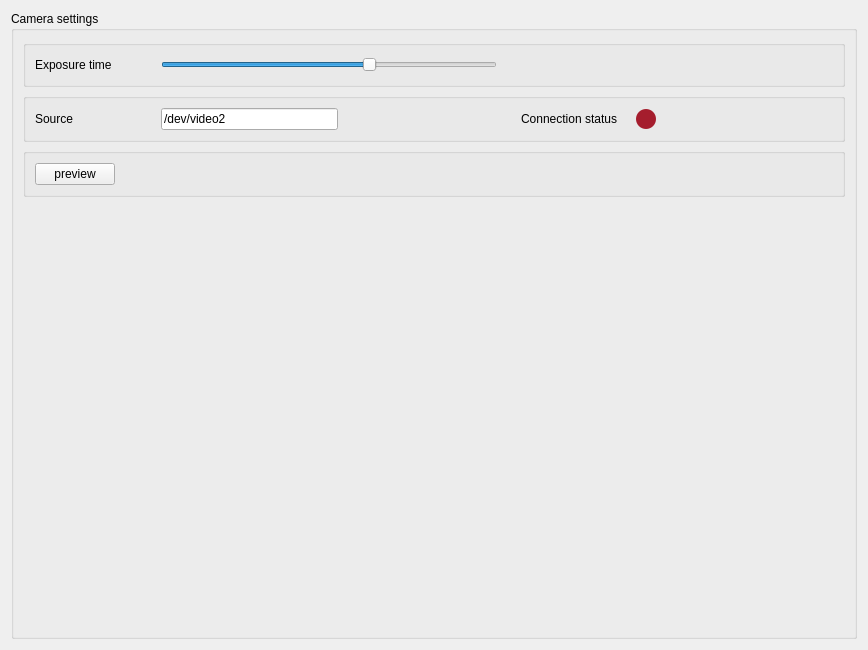
This is plugins/VenusUSB2/VenusUSB2_settingsWidget.ui in pyIVLS/pyIVLS as Qt 5 draws it before an edit. The edited form follows.
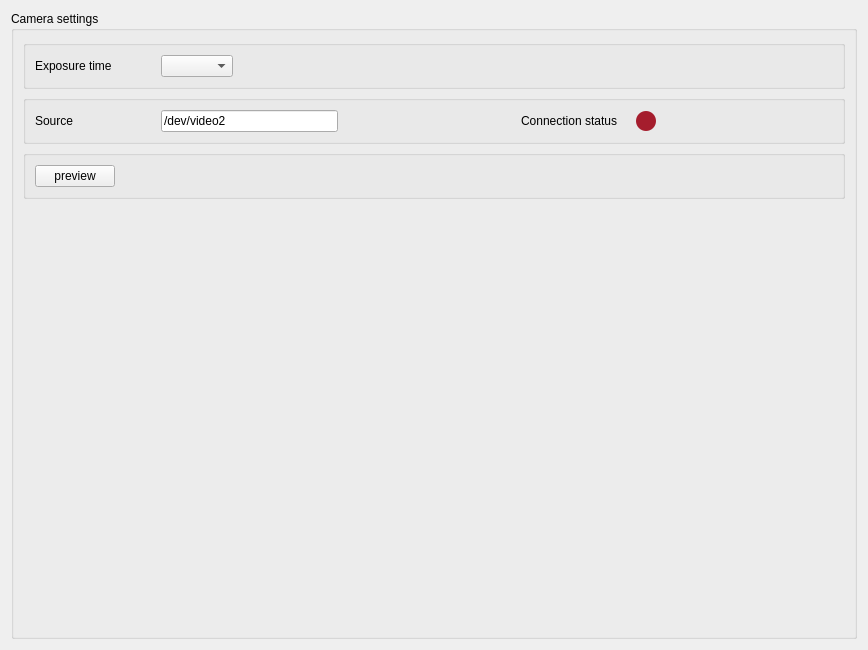
This is the edited form.

Commit message: Updated the exposure slider to be a combobox instead, it gives the user more information on the actual values and making changes during preview is faster

```diff
--- a/plugins/VenusUSB2/VenusUSB2_settingsWidget.ui
+++ b/plugins/VenusUSB2/VenusUSB2_settingsWidget.ui
@@ -52,23 +52,7 @@
           </widget>
          </item>
          <item>
-          <widget class="QSlider" name="cameraExposure">
-           <property name="maximum">
-            <number>8</number>
-           </property>
-           <property name="pageStep">
-            <number>1</number>
-           </property>
-           <property name="value">
-            <number>5</number>
-           </property>
-           <property name="sliderPosition">
-            <number>5</number>
-           </property>
-           <property name="orientation">
-            <enum>Qt::Orientation::Horizontal</enum>
-           </property>
-          </widget>
+          <widget class="QComboBox" name="exposure"/>
          </item>
          <item>
           <spacer name="horizontalSpacer">
```
The commit also changes 2 other files.
